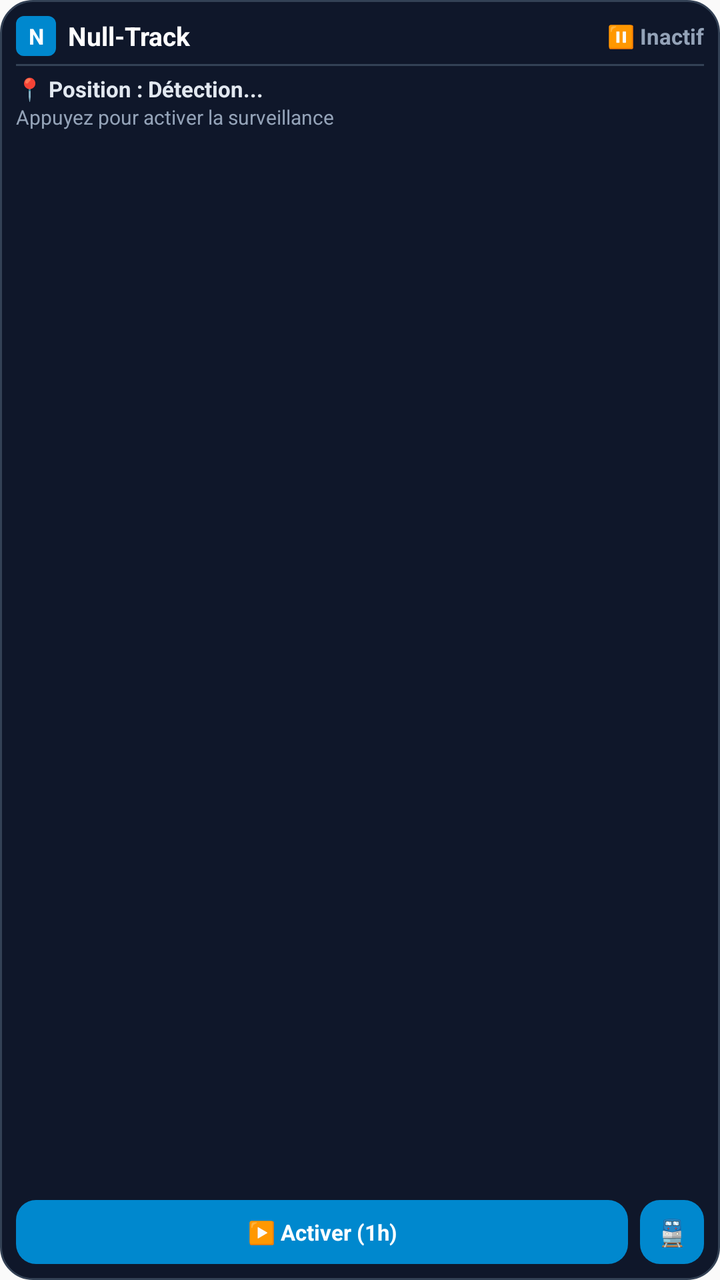
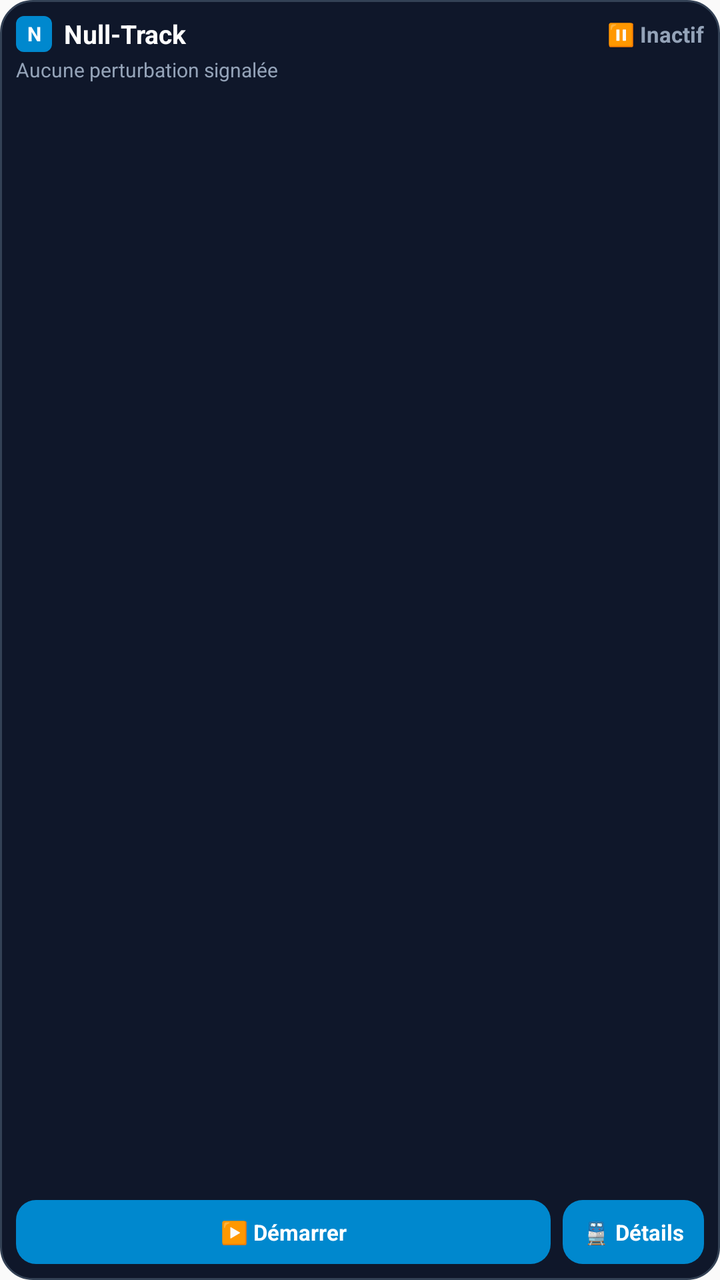

Before-and-after screenshots of an Android layout around one commit, followed by the original layout XML and the change that was made.
<!-- AndroidManifest.xml: application theme android:Theme.Material.Light.NoActionBar -->
<!-- res/layout/widget_nulltrack.xml -->
<?xml version="1.0" encoding="utf-8"?>
<LinearLayout xmlns:android="http://schemas.android.com/apk/res/android"
    android:id="@+id/widget_root"
    android:layout_width="match_parent"
    android:layout_height="match_parent"
    android:background="@drawable/widget_background"
    android:orientation="vertical"
    android:padding="8dp">

    
    <LinearLayout
        android:layout_width="match_parent"
        android:layout_height="wrap_content"
        android:gravity="center_vertical"
        android:orientation="horizontal">

        <TextView
            android:id="@+id/widget_badge"
            android:layout_width="20dp"
            android:layout_height="20dp"
            android:background="@drawable/widget_line_badge"
            android:gravity="center"
            android:text="N"
            android:textColor="#FFFFFF"
            android:textSize="11sp"
            android:textStyle="bold" />

        <TextView
            android:id="@+id/widget_title"
            android:layout_width="0dp"
            android:layout_height="wrap_content"
            android:layout_marginStart="6dp"
            android:layout_weight="1"
            android:ellipsize="end"
            android:maxLines="1"
            android:text="Null-Track"
            android:textColor="#FFFFFF"
            android:textSize="13sp"
            android:textStyle="bold" />

        <TextView
            android:id="@+id/widget_status_badge"
            android:layout_width="wrap_content"
            android:layout_height="wrap_content"
            android:text="⏸️ Inactif"
            android:textColor="#94A3B8"
            android:textSize="11sp"
            android:textStyle="bold" />
    </LinearLayout>

    
    <ImageView
        android:layout_width="match_parent"
        android:layout_height="1dp"
        android:layout_marginTop="4dp"
        android:layout_marginBottom="4dp"
        android:contentDescription="Séparateur"
        android:src="@drawable/widget_divider" />

    
    <TextView
        android:id="@+id/widget_location_text"
        android:layout_width="match_parent"
        android:layout_height="wrap_content"
        android:ellipsize="end"
        android:maxLines="1"
        android:text="📍 Position : Détection..."
        android:textColor="#E2E8F0"
        android:textSize="11sp"
        android:textStyle="bold" />

    <TextView
        android:id="@+id/widget_detail_text"
        android:layout_width="match_parent"
        android:layout_height="wrap_content"
        android:ellipsize="end"
        android:maxLines="1"
        android:text="Appuyez pour activer la surveillance"
        android:textColor="#94A3B8"
        android:textSize="10sp" />

    
    <FrameLayout
        android:layout_width="match_parent"
        android:layout_height="0dp"
        android:layout_weight="1" />

    
    <LinearLayout
        android:layout_width="match_parent"
        android:layout_height="wrap_content"
        android:layout_marginTop="4dp"
        android:gravity="center_vertical"
        android:orientation="horizontal">

        <TextView
            android:id="@+id/widget_action_button"
            android:layout_width="0dp"
            android:layout_height="32dp"
            android:layout_weight="1"
            android:background="@drawable/widget_button_inactive"
            android:clickable="true"
            android:focusable="true"
            android:gravity="center"
            android:paddingStart="6dp"
            android:paddingEnd="6dp"
            android:text="▶️ Activer (1h)"
            android:textColor="#FFFFFF"
            android:textSize="11sp"
            android:textStyle="bold" />

        <TextView
            android:id="@+id/widget_open_app_button"
            android:layout_width="32dp"
            android:layout_height="32dp"
            android:layout_marginStart="6dp"
            android:background="@drawable/widget_button_inactive"
            android:clickable="true"
            android:focusable="true"
            android:gravity="center"
            android:text="🚆"
            android:textColor="#FFFFFF"
            android:textSize="13sp" />
    </LinearLayout>

</LinearLayout>
<!-- resources referenced by this layout -->
<resources>
  <!-- drawable widget_background (drawable) -->
  <?xml version="1.0" encoding="utf-8"?>
  <shape xmlns:android="http://schemas.android.com/apk/res/android"
      android:shape="rectangle">
      <corners android:radius="16dp" />
      <solid android:color="#0F172A" />
      <stroke
          android:width="1dp"
          android:color="#334155" />
  </shape>
  <!-- drawable widget_button_inactive (drawable) -->
  <?xml version="1.0" encoding="utf-8"?>
  <shape xmlns:android="http://schemas.android.com/apk/res/android"
      android:shape="rectangle">
      <corners android:radius="10dp" />
      <solid android:color="#0088CE" />
  </shape>
  <!-- drawable widget_divider (drawable) -->
  <?xml version="1.0" encoding="utf-8"?>
  <shape xmlns:android="http://schemas.android.com/apk/res/android"
      android:shape="rectangle">
      <solid android:color="@color/widget_divider" />
      <size android:height="1dp" />
  </shape>
  <!-- drawable widget_line_badge (drawable) -->
  <?xml version="1.0" encoding="utf-8"?>
  <shape xmlns:android="http://schemas.android.com/apk/res/android"
      android:shape="rectangle">
      <corners android:radius="4dp" />
      <solid android:color="#0088CE" />
  </shape>
  <color name="widget_divider">#334155</color>
</resources>

<!-- the commit's change to res/layout/widget_nulltrack.xml (unified diff, before → after) -->
@@ -9,20 +9,23 @@
 
     
     <LinearLayout
+        android:id="@+id/widget_header"
         android:layout_width="match_parent"
         android:layout_height="wrap_content"
+        android:clickable="true"
+        android:focusable="true"
         android:gravity="center_vertical"
         android:orientation="horizontal">
 
         <TextView
             android:id="@+id/widget_badge"
-            android:layout_width="20dp"
-            android:layout_height="20dp"
+            android:layout_width="18dp"
+            android:layout_height="18dp"
             android:background="@drawable/widget_line_badge"
             android:gravity="center"
             android:text="N"
             android:textColor="#FFFFFF"
-            android:textSize="11sp"
+            android:textSize="10sp"
             android:textStyle="bold" />
 
         <TextView
@@ -42,6 +45,8 @@
             android:id="@+id/widget_status_badge"
             android:layout_width="wrap_content"
             android:layout_height="wrap_content"
+            android:ellipsize="end"
+            android:maxLines="1"
             android:text="⏸️ Inactif"
             android:textColor="#94A3B8"
             android:textSize="11sp"
@@ -49,33 +54,14 @@
     </LinearLayout>
 
     
-    <ImageView
-        android:layout_width="match_parent"
-        android:layout_height="1dp"
-        android:layout_marginTop="4dp"
-        android:layout_marginBottom="4dp"
-        android:contentDescription="Séparateur"
-        android:src="@drawable/widget_divider" />
-
-    
-    <TextView
-        android:id="@+id/widget_location_text"
-        android:layout_width="match_parent"
-        android:layout_height="wrap_content"
-        android:ellipsize="end"
-        android:maxLines="1"
-        android:text="📍 Position : Détection..."
-        android:textColor="#E2E8F0"
-        android:textSize="11sp"
-        android:textStyle="bold" />
-
     <TextView
         android:id="@+id/widget_detail_text"
         android:layout_width="match_parent"
         android:layout_height="wrap_content"
+        android:layout_marginTop="2dp"
         android:ellipsize="end"
         android:maxLines="1"
-        android:text="Appuyez pour activer la surveillance"
+        android:text="Aucune perturbation signalée"
         android:textColor="#94A3B8"
         android:textSize="10sp" />
 
@@ -89,10 +75,11 @@
     <LinearLayout
         android:layout_width="match_parent"
         android:layout_height="wrap_content"
-        android:layout_marginTop="4dp"
+        android:layout_marginTop="3dp"
         android:gravity="center_vertical"
         android:orientation="horizontal">
 
+        
         <TextView
             android:id="@+id/widget_action_button"
             android:layout_width="0dp"
@@ -102,25 +89,29 @@
             android:clickable="true"
             android:focusable="true"
             android:gravity="center"
-            android:paddingStart="6dp"
-            android:paddingEnd="6dp"
-            android:text="▶️ Activer (1h)"
+            android:paddingStart="8dp"
+            android:paddingEnd="8dp"
+            android:text="▶️ Démarrer"
             android:textColor="#FFFFFF"
             android:textSize="11sp"
             android:textStyle="bold" />
 
+        
         <TextView
             android:id="@+id/widget_open_app_button"
-            android:layout_width="32dp"
+            android:layout_width="wrap_content"
             android:layout_height="32dp"
             android:layout_marginStart="6dp"
             android:background="@drawable/widget_button_inactive"
             android:clickable="true"
             android:focusable="true"
             android:gravity="center"
-            android:text="🚆"
+            android:paddingStart="10dp"
+            android:paddingEnd="10dp"
+            android:text="🚆 Détails"
             android:textColor="#FFFFFF"
-            android:textSize="13sp" />
+            android:textSize="11sp"
+            android:textStyle="bold" />
     </LinearLayout>
 
 </LinearLayout>
<!-- resource entries referenced after the edit -->
@@ -17,13 +17,6 @@
       <corners android:radius="10dp" />
       <solid android:color="#0088CE" />
   </shape>
-  <!-- drawable widget_divider (drawable) -->
-  <?xml version="1.0" encoding="utf-8"?>
-  <shape xmlns:android="http://schemas.android.com/apk/res/android"
-      android:shape="rectangle">
-      <solid android:color="@color/widget_divider" />
-      <size android:height="1dp" />
-  </shape>
   <!-- drawable widget_line_badge (drawable) -->
   <?xml version="1.0" encoding="utf-8"?>
   <shape xmlns:android="http://schemas.android.com/apk/res/android"
@@ -31,6 +24,5 @@
       <corners android:radius="4dp" />
       <solid android:color="#0088CE" />
   </shape>
-  <color name="widget_divider">#334155</color>
 </resources>
 
